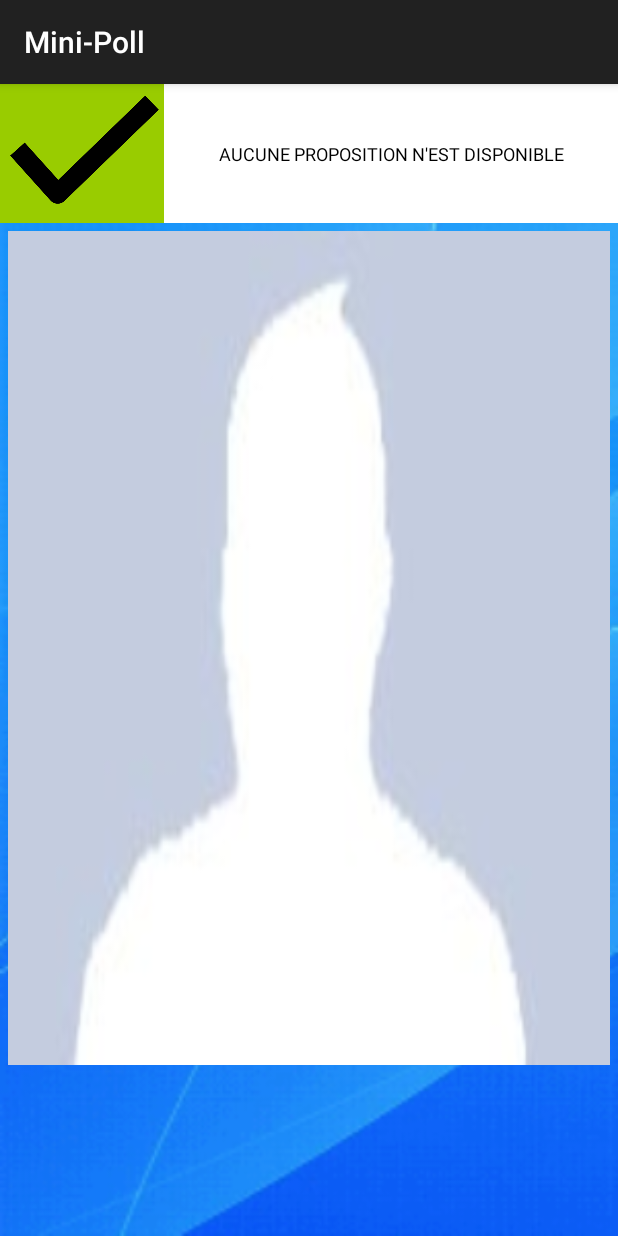
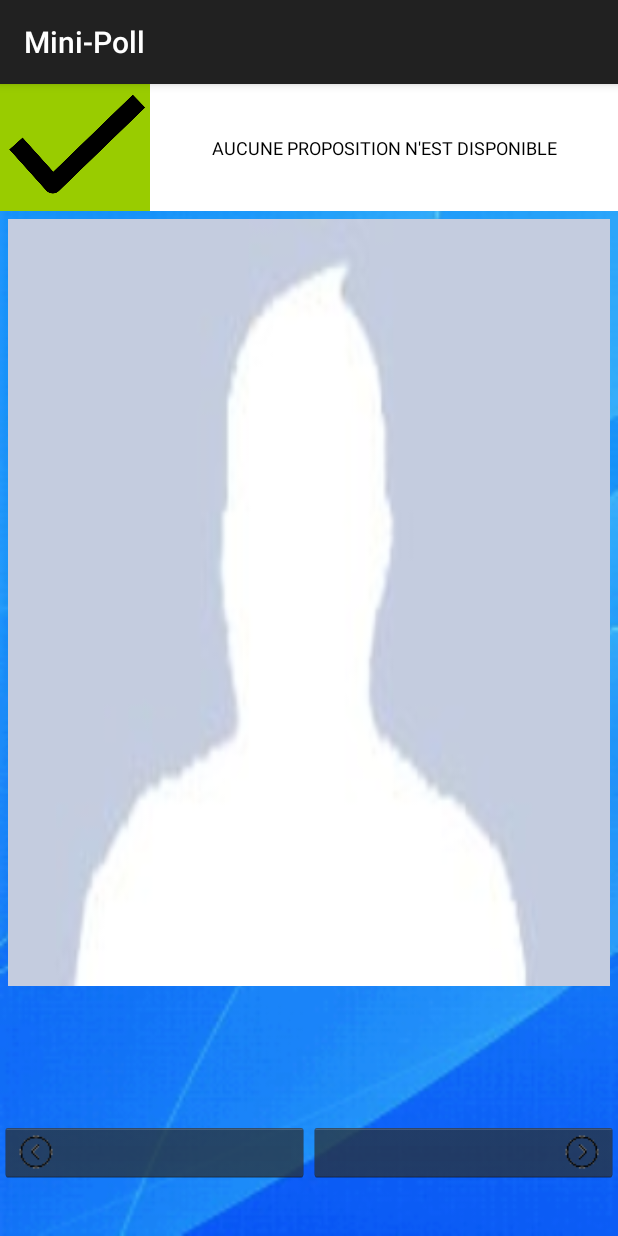
Before and after one commit to Hyedryn/minipoll, an Android app: the FriendsAddActivity screen opened directly, with no data from a screen before it, on a phone screen of 412 x 824 dp. Run offline under Robolectric (Android 15) with nearby library versions, the phone set to English and light mode, and no system bars; 1 statement that could not run was skipped.

Commit message:
update friends add

```diff
--- a/app/src/main/java/be/lsinf1225/g16/mini_poll/activity/ProfileEditActivity.java
+++ b/app/src/main/java/be/lsinf1225/g16/mini_poll/activity/ProfileEditActivity.java
@@ -1,13 +1,16 @@
 package be.lsinf1225.g16.mini_poll.activity;
 
+import android.content.DialogInterface;
 import android.content.Intent;
 import android.database.Cursor;
 import android.graphics.Bitmap;
 import android.graphics.BitmapFactory;
 import android.net.Uri;
 import android.provider.MediaStore;
+import android.support.v7.app.AlertDialog;
 import android.support.v7.app.AppCompatActivity;
 import android.os.Bundle;
+import android.text.InputType;
 import android.view.View;
 import android.widget.Button;
 import android.widget.EditText;
@@ -137,6 +140,8 @@ public class ProfileEditActivity extends AppCompatActivity {
 
 
     public void editid(View view) {
+
+
         String id = ((EditText) findViewById(R.id.mpr_id)).getText().toString();
 
         String mdp = ((EditText) findViewById(R.id.mpr_id_mdp)).getText().toString();
--- a/app/src/main/res/layout/activity_friends_add.xml
+++ b/app/src/main/res/layout/activity_friends_add.xml
@@ -11,7 +11,7 @@
     android:paddingRight="0dp"
     android:paddingTop="0dp"
     android:background="@drawable/app_background"
-    android:weightSum="80"
+    android:weightSum="87"
     tools:context="be.lsinf1225.g16.mini_poll.activity.FriendsAddActivity">
 
 
@@ -84,5 +84,41 @@
         android:textColor="@android:color/black"
         android:textSize="18sp" />
 
+    <LinearLayout
+        android:layout_width="match_parent"
+        android:layout_height="0dp"
+        android:layout_margin="0dp"
+        android:layout_weight="7"
+        android:orientation="horizontal"
+        android:padding="0dp">
+
+
+        <ImageButton
+            android:id="@+id/imageButton"
+            style="@android:style/Widget.Holo.ImageButton"
+            android:layout_width="match_parent"
+            android:layout_height="wrap_content"
+            android:layout_gravity="start"
+            android:layout_margin="0dp"
+            android:layout_weight="50"
+            android:contentDescription="@string/annule"
+            android:scaleType="fitStart"
+            app:srcCompat="@drawable/left_arrow" />
+
+        <ImageButton
+            android:id="@+id/imageButton2"
+            style="@android:style/Widget.Holo.ImageButton"
+            android:layout_width="match_parent"
+            android:layout_height="wrap_content"
+            android:layout_weight="50"
+            android:contentDescription="@string/annule"
+            android:scaleType="fitEnd"
+            app:srcCompat="@drawable/right_arrow" />
+
+
+    </LinearLayout>
+
+
+
 
 </LinearLayout>
--- a/app/src/main/res/layout/creation_question_send.xml
+++ b/app/src/main/res/layout/creation_question_send.xml
@@ -14,14 +14,15 @@
         <ImageView
             android:layout_width="@dimen/img_width_height"
             android:layout_height="@dimen/img_width_height"
+            android:baselineAligned="false"
             android:src="@drawable/ok" />
 
         <TextView
             android:layout_width="wrap_content"
             android:layout_height="wrap_content"
+            android:gravity="center"
             android:text="Appuyez sur terminé pour confirmer l'envoie du sondage"
             android:textColor="@android:color/white"
-            android:gravity="center"
             android:textSize="@dimen/slide_title"
             android:textStyle="bold" />
 
```
Also changed, not shown: app/src/main/res/drawable/left_arrow.png (added), app/src/main/res/drawable/right_arrow.png (added).
